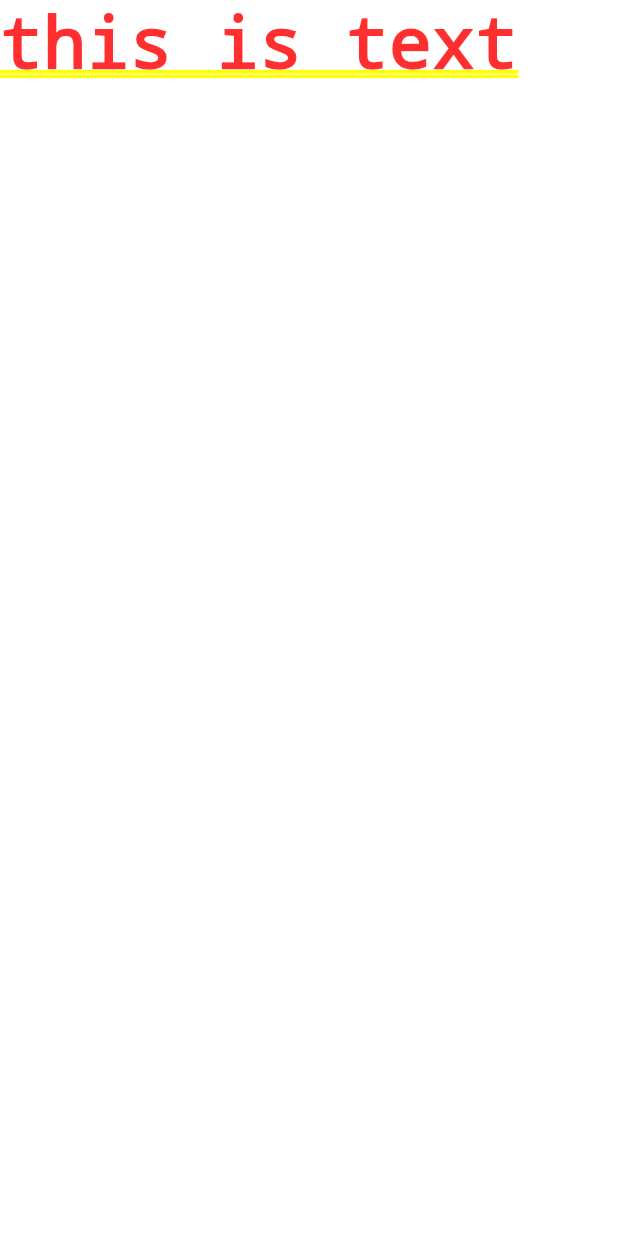
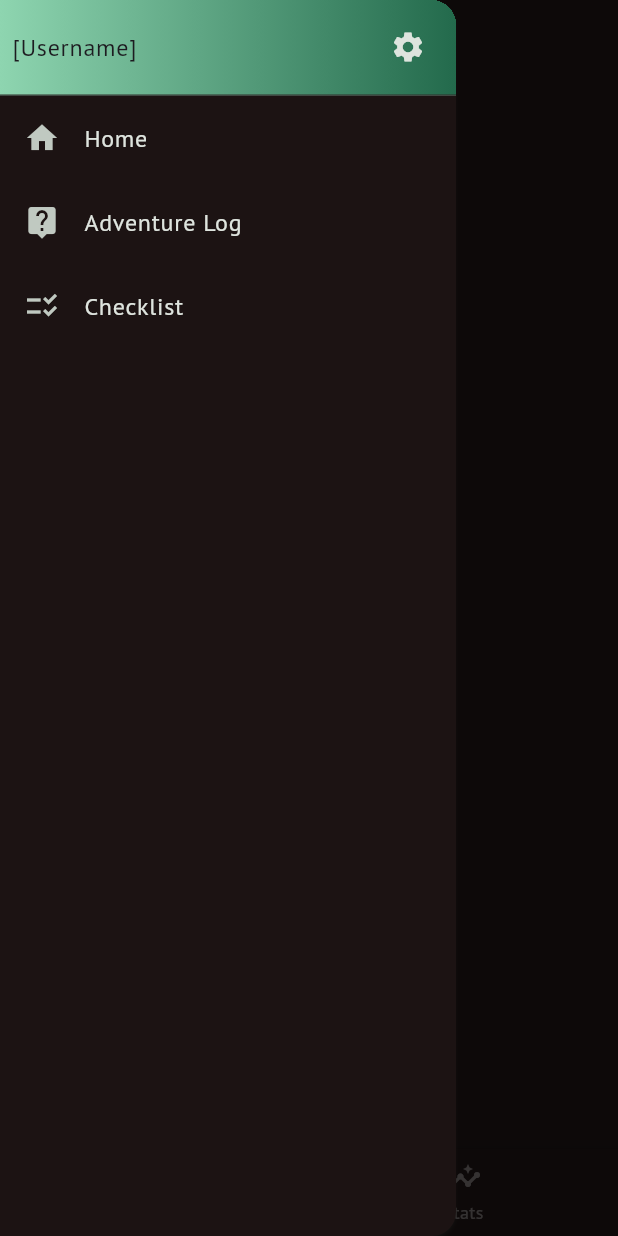
Before and after one commit to Yazmeen13/TOTK_Tracker, a Flutter app: the screen it shows after launch, with the side drawer open (before the commit the screen has no drawer), on a phone screen of 412 x 824 dp. Run offline on Flutter 3.47's test engine with Material 3 defaults, Android fonts, the light colour scheme and no system bars; our stand-ins replace google_fonts.

Commit message:
Page navigation setup
Drawer and navigation bar

```diff
--- a/lib/main.dart
+++ b/lib/main.dart
@@ -1,4 +1,28 @@
 import 'package:flutter/material.dart';
+import 'package:totk_tracker/screens/tabs.dart';
+import 'package:google_fonts/google_fonts.dart';
+
+final colorScheme = ColorScheme.fromSeed(
+  brightness: Brightness.dark,
+  seedColor: const Color.fromARGB(255, 0, 128, 87), // const Color.fromARGB(255, 40, 28, 28),
+  surface: const Color.fromARGB(255, 28, 19, 19),
+);
+
+final theme = ThemeData().copyWith(
+  scaffoldBackgroundColor: colorScheme.surface,
+  colorScheme: colorScheme,
+  textTheme: GoogleFonts.ptSansTextTheme().copyWith(
+    titleSmall: GoogleFonts.ptSans(
+      fontWeight: FontWeight.bold,
+    ),
+    titleMedium: GoogleFonts.ptSans(
+      fontWeight: FontWeight.bold,
+    ),
+    titleLarge: GoogleFonts.ptSans(
+      fontWeight: FontWeight.bold,
+    ),
+  ),
+);
 
 void main() {
   runApp(const App());
@@ -11,11 +35,9 @@ class App extends StatelessWidget {
   Widget build(BuildContext context) {
     return MaterialApp(
       title: 'TOTK Progress',
-      theme: ThemeData().copyWith(
-        colorScheme: ColorScheme.fromSeed(
-            seedColor: const Color.fromARGB(255, 63, 17, 177)),
-      ),
-      home: const Text('this is text'),
+      theme: theme,
+      home: const TabsScreen(),
+      // home: const Text('hey girl'),
     );
   }
 }
--- /dev/null
+++ b/lib/screens/home.dart
@@ -0,0 +1,59 @@
+import 'package:flutter/material.dart';
+import 'package:totk_tracker/widgets/reusable_widgets.dart';
+
+class HomeScreen extends StatefulWidget {
+  const HomeScreen({super.key});
+
+  @override
+  State<StatefulWidget> createState() => _HomePageState();
+}
+
+class _HomePageState extends State<HomeScreen> {
+  int _selectedPageIndex = 0;
+
+  void _selectPage(int index) {
+    setState(() {
+      _selectedPageIndex = index;
+    });
+  }
+
+  @override
+  Widget build(BuildContext context) {
+    Widget activePage = const Text('Map Page');
+    // var activePageTitle = 'Map';
+
+    if (_selectedPageIndex == 1) {
+      // final favoriteMeals = ref.watch(favoriteMealsProvider);
+      activePage = Container(
+        width: MediaQuery.of(context).size.width,
+        height: MediaQuery.of(context).size.height,
+        decoration: background(),
+        child: const Center(
+          child: Text(
+            'Your Stats',
+            style: TextStyle(color: Colors.white),
+          ),
+        ),
+      );
+      // activePageTitle = 'Your Stats';
+    }
+
+    return Scaffold(
+      body: activePage,
+      bottomNavigationBar:
+        BottomNavigationBar(
+          onTap: _selectPage,
+          currentIndex: _selectedPageIndex,
+          items: const [
+            BottomNavigationBarItem(icon: Icon(Icons.map), label: 'Map'),
+            BottomNavigationBarItem(icon: Icon(Icons.insights), label: 'Stats'),
+          ],
+          backgroundColor: Theme.of(context).colorScheme.surface,
+          // backgroundColor: const Color(0xFF13301b).withOpacity(0.1),
+          selectedItemColor: Colors.white,
+          unselectedItemColor: Colors.white38,
+        ),
+      //),
+    );
+  }
+}
--- /dev/null
+++ b/lib/screens/tabs.dart
@@ -0,0 +1,47 @@
+
+import 'package:flutter/material.dart';
+import 'package:totk_tracker/screens/home.dart';
+import 'package:totk_tracker/widgets/main_drawer.dart';
+
+class TabsScreen extends StatefulWidget {
+  const TabsScreen({super.key});
+
+  @override
+  State<StatefulWidget> createState() => _TabsScreenState();
+
+}
+
+class _TabsScreenState extends State<TabsScreen> {
+  int _drawerIndex = 0;
+  String _activePageTitle = 'Home Page';
+
+    static final List<Widget> _drawerOptions = <Widget>[
+      const HomeScreen(),
+      const Center(child: Text('Quests')),
+      const Center(child: Text('Checklists')),
+      const Center(child: Text('Settings')),
+  ];
+
+  void _selectPage(int index, String name){
+    Navigator.pop(context); // close drawer
+    // open new page
+    setState(() {
+      _drawerIndex = index;
+      _activePageTitle = name;
+    });
+  }
+
+  @override
+  Widget build(BuildContext context) {
+
+    return Scaffold(
+      appBar: AppBar(title: Text(_activePageTitle)),
+      drawer: MainDrawer(onSelectScreen: _selectPage),
+      // body: const HomeScreen(),
+      body: Center(
+        child: _drawerOptions.elementAt(_drawerIndex),
+      ),
+    );
+  }
+
+}
--- /dev/null
+++ b/lib/widgets/main_drawer.dart
@@ -0,0 +1,75 @@
+import 'package:flutter/material.dart';
+
+class MainDrawer extends StatelessWidget {
+  const MainDrawer({super.key, required this.onSelectScreen});
+
+  final void Function(int index, String name) onSelectScreen;
+
+  @override
+  Widget build(BuildContext context) {
+    return Drawer(
+      backgroundColor: Theme.of(context).colorScheme.surface,
+      shadowColor: Theme.of(context).colorScheme.surfaceBright,
+      child: Column(
+        children: [
+          // Drawer Heading
+          SizedBox(
+            height: 64,
+            child: DrawerHeader(
+              margin: const EdgeInsets.all(0.0),
+              padding: const EdgeInsets.all(0.0),
+              decoration: BoxDecoration(
+                gradient: LinearGradient(colors: [
+                  Theme.of(context).colorScheme.primary,
+                  Theme.of(context).colorScheme.inversePrimary,
+                ]),
+              ),
+              child: Padding(
+                padding: const EdgeInsets.all(8.0),
+                child: Row(
+                  mainAxisAlignment: MainAxisAlignment.spaceBetween,
+                  children: [
+                    Text("[Username]",
+                    // style: TextStyle(color: Theme.of(context).colorScheme.onSurface),
+                    ),
+                    IconButton(
+                      // iconSize: 36,
+                      icon: const Icon(Icons.settings),
+                      color: Theme.of(context).colorScheme.onSurface,
+                      onPressed: (){
+                        onSelectScreen(3, 'Settings');
+                      },
+                    ),
+                  ],
+                ),
+              ),
+            ),
+          ),
+
+          // List Tiles
+          ListTile(
+            leading: const Icon(Icons.home),
+            title: const Text('Home'),
+            onTap: () {
+              onSelectScreen(0, 'Home');
+            },
+          ),
+          ListTile(
+            leading: const Icon(Icons.live_help),
+            title: const Text('Adventure Log'),
+            onTap: () {
+              onSelectScreen(1, 'Adventure Log');
+            },
+          ),
+          ListTile(
+            leading: const Icon(Icons.checklist_rtl),
+            title: const Text('Checklist'),
+            onTap: () {
+              onSelectScreen(2, 'Checklist');
+            },
+          ),
+        ],
+      ),
+    );
+  }
+}
--- /dev/null
+++ b/lib/widgets/reusable_widgets.dart
@@ -0,0 +1,11 @@
+import 'package:flutter/material.dart';
+
+BoxDecoration background() {
+  return const BoxDecoration(
+    image: DecorationImage(
+      image: AssetImage("assets/images/dark_background.png"),
+      fit: BoxFit.fitHeight,
+      repeat: ImageRepeat.repeat,
+    ),
+  );
+}
--- a/pubspec.yaml
+++ b/pubspec.yaml
@@ -35,6 +35,8 @@ dependencies:
   # The following adds the Cupertino Icons font to your application.
   # Use with the CupertinoIcons class for iOS style icons.
   cupertino_icons: ^1.0.8
+  google_fonts: ^6.2.1
+  riverpod: ^2.6.1
 
 dev_dependencies:
   flutter_test:
@@ -59,8 +61,8 @@ flutter:
   uses-material-design: true
 
   # To add assets to your application, add an assets section, like this:
-  # assets:
-  #   - images/a_dot_burr.jpeg
+  assets:
+    - assets/images/dark_background.png
   #   - images/a_dot_ham.jpeg
 
   # An image asset can refer to one or more resolution-specific "variants", see
```
Also changed, not shown: pubspec.lock, 7 other files.
